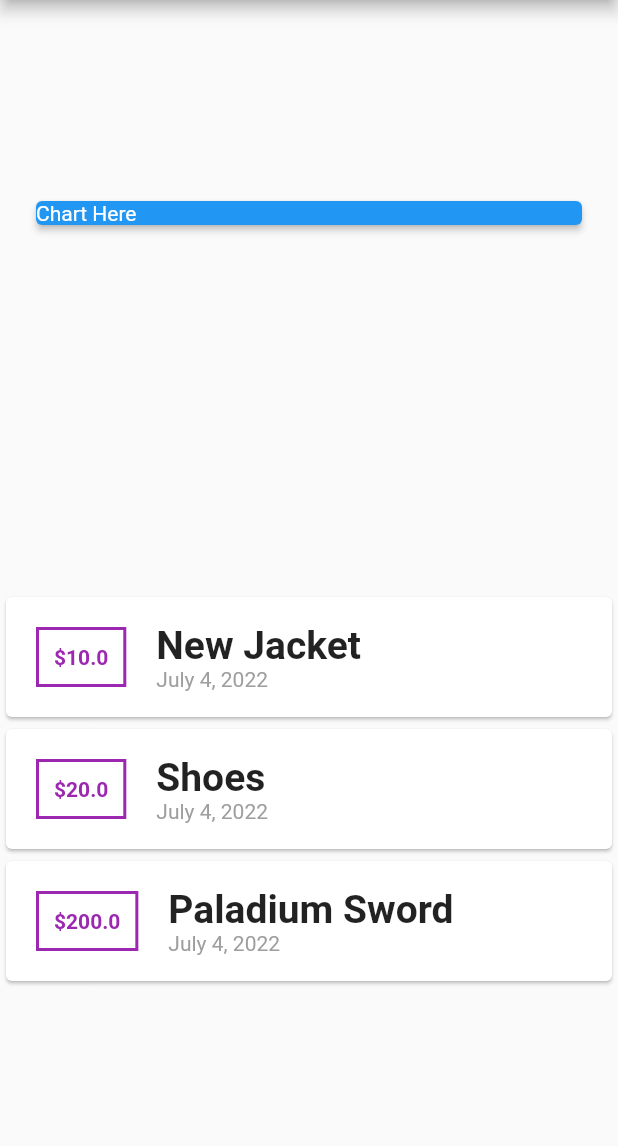
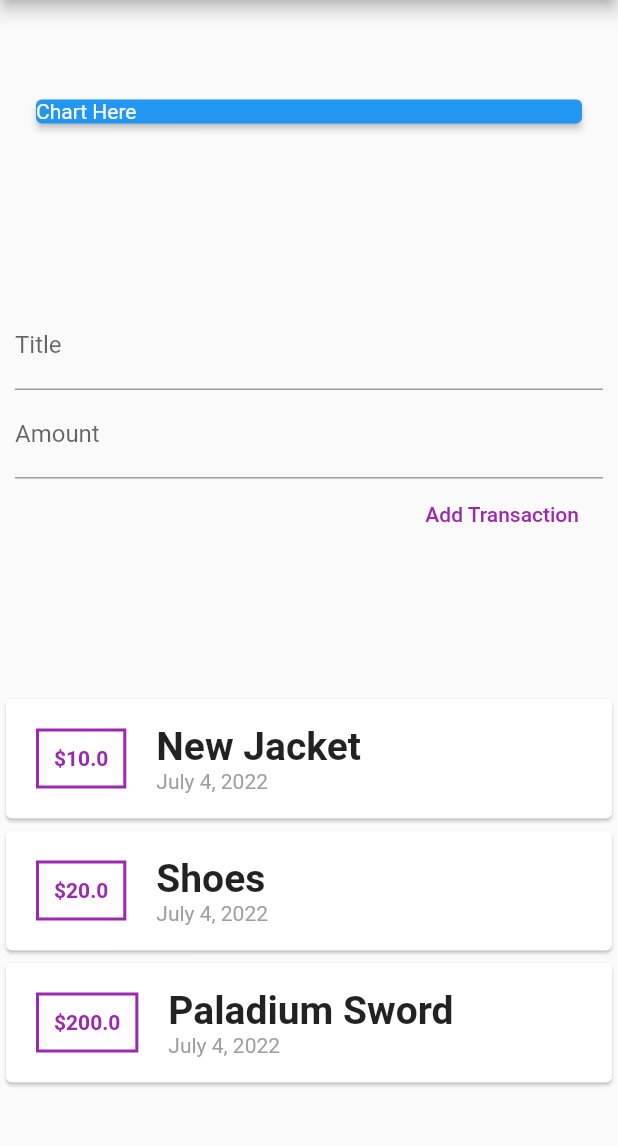
Before and after one commit to dewabisma/flutter-expense-tracker, a Flutter app: the screen it shows after launch, on a phone screen of 412 x 824 dp, the part 84-1230 px from its top. Run offline on Flutter 3.47's test engine with Material 2 defaults, Android fonts, the phone set to English and light mode, and no system bars.

Commit message:
finish creating form component to input new transaction

```diff
--- a/lib/main.dart
+++ b/lib/main.dart
@@ -1,5 +1,7 @@
+import 'package:flutter/material.dart';
 import 'widgets/transaction_history.dart';
-import 'package:flutter/material.dart';
+import 'widgets/transaction_form.dart';
+
 import 'models/transaction.dart';
 
 void main() {
@@ -39,6 +41,7 @@ class MyApp extends StatelessWidget {
                 ),
               ),
             ),
+            TransactionForm(),
             TransactionHistory(transactions)
           ],
         ),
--- /dev/null
+++ b/lib/widgets/transaction_form.dart
@@ -0,0 +1,29 @@
+import 'package:flutter/material.dart';
+
+class TransactionForm extends StatelessWidget {
+  Widget build(BuildContext context) {
+    return Container(
+      padding: EdgeInsets.all(10),
+      child: Column(
+        crossAxisAlignment: CrossAxisAlignment.end,
+        children: [
+          TextField(
+            decoration: InputDecoration(labelText: "Title"),
+          ),
+          TextField(
+            decoration: InputDecoration(labelText: "Amount"),
+          ),
+          FlatButton(
+            child: Text(
+              'Add Transaction',
+              style: TextStyle(
+                color: Colors.purple,
+              ),
+            ),
+            onPressed: () {},
+          )
+        ],
+      ),
+    );
+  }
+}
```
Also changed, not shown: lib/widgets/transaction_history.dart (+16 -6 lines).
